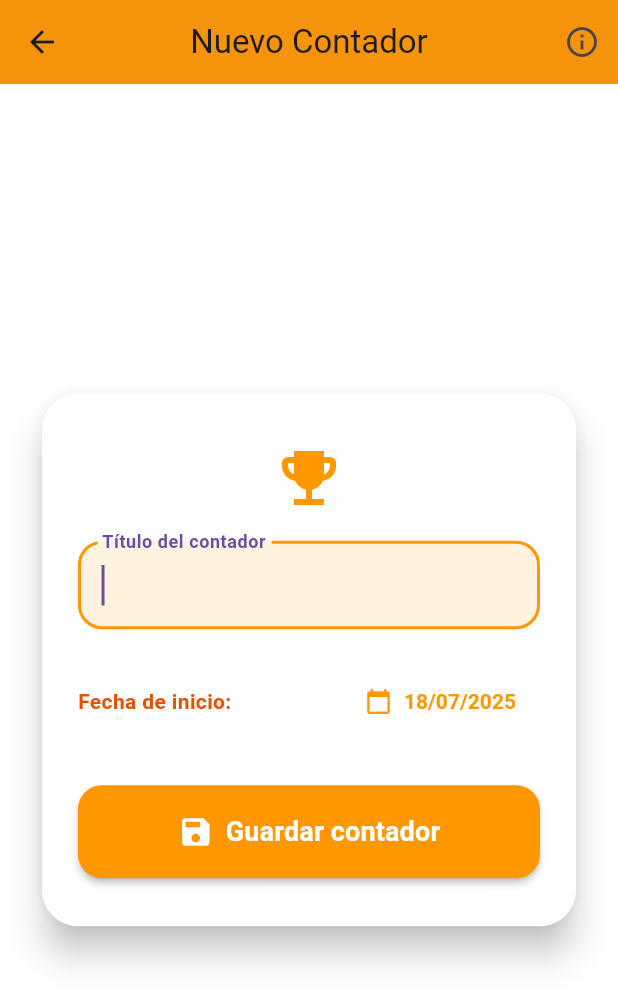
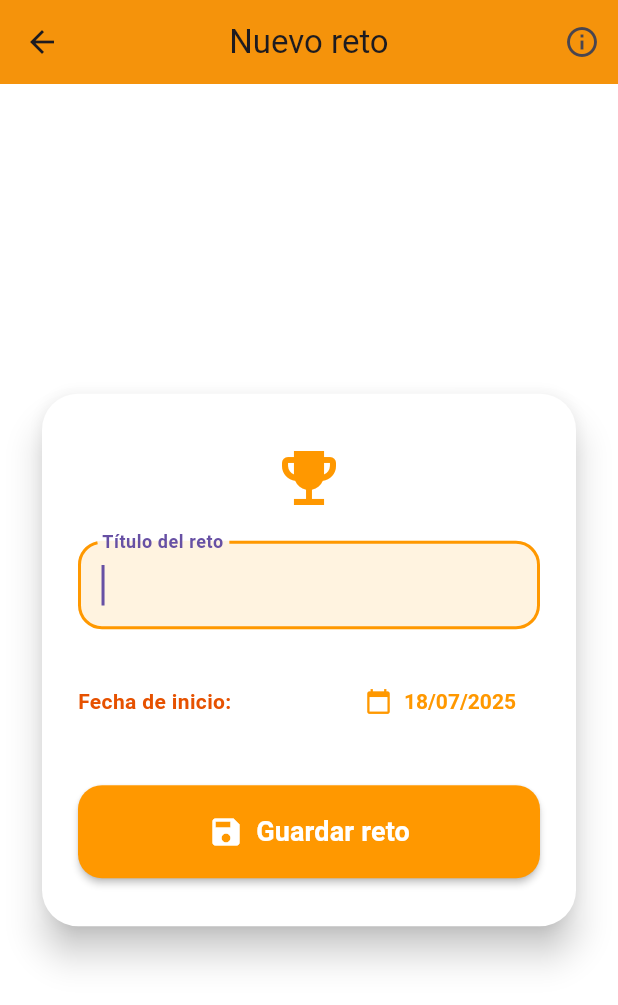
Before and after one commit to Carfer0410/-cuanto-falta-, a Flutter app: the CountersPage screen opened directly, after a tap on the "add" icon, on a phone screen of 412 x 824 dp. Shown: the top 1005 px of the screen. Run offline on Flutter 3.47's test engine with Material 3 defaults, Android fonts, the phone set to English and light mode, and no system bars; our stand-ins replace shared_preferences, sqflite; accounts and stored records are empty.

Commit message:
puliendo detalles pantalla principal #7

```diff
--- a/lib/add_counter_page.dart
+++ b/lib/add_counter_page.dart
@@ -57,7 +57,7 @@ class _AddCounterPageState extends State<AddCounterPage> {
     return Scaffold(
       backgroundColor: Colors.white,
       appBar: AppBar(
-        title: const Text('Nuevo Contador'),
+        title: const Text('Nuevo reto'),
         centerTitle: true,
         backgroundColor: Colors.orange,
         elevation: 2,
@@ -116,7 +116,7 @@ class _AddCounterPageState extends State<AddCounterPage> {
                       TextFormField(
                         controller: _titleController,
                         decoration: InputDecoration(
-                          labelText: 'Título del contador',
+                          labelText: 'Título del reto',
                           labelStyle: const TextStyle(
                             fontWeight: FontWeight.bold,
                           ),
@@ -193,7 +193,7 @@ class _AddCounterPageState extends State<AddCounterPage> {
                           onPressed: _saveCounter,
                           icon: const Icon(Icons.save, size: 24),
                           label: const Text(
-                            'Guardar contador',
+                            'Guardar reto',
                             style: TextStyle(
                               fontSize: 18,
                               fontWeight: FontWeight.bold,
--- a/lib/counters_page.dart
+++ b/lib/counters_page.dart
@@ -88,7 +88,7 @@ class _CountersPageState extends State<CountersPage> {
     return Scaffold(
       backgroundColor: Colors.white,
       appBar: AppBar(
-        title: const Text('Contadores'),
+        title: const Text('Retos'),
         backgroundColor: Colors.orange,
         foregroundColor: Colors.white,
         elevation: 0,
@@ -129,7 +129,7 @@ class _CountersPageState extends State<CountersPage> {
                       const SizedBox(height: 150),
                       Center(
                         child: Text(
-                          'No hay contadores. ¡Agrega uno!',
+                          'No hay retos. ¡Agrega uno!',
                           style: Theme.of(context).textTheme.bodyMedium,
                         ),
                       ),
@@ -323,7 +323,28 @@ class _CountersPageState extends State<CountersPage> {
                                     Icons.delete,
                                     color: Theme.of(context).colorScheme.error,
                                   ),
-                                  onPressed: () => _deleteCounter(index),
+                                  onPressed: () async {
+                                    final confirm = await showDialog<bool>(
+                                      context: context,
+                                      builder: (context) => AlertDialog(
+                                        title: const Text('Eliminar reto'),
+                                        content: const Text('¿Seguro que deseas eliminar este reto? Esta acción no se puede deshacer.'),
+                                        actions: [
+                                          TextButton(
+                                            onPressed: () => Navigator.of(context).pop(false),
+                                            child: const Text('Cancelar'),
+                                          ),
+                                          TextButton(
+                                            onPressed: () => Navigator.of(context).pop(true),
+                                            child: const Text('Eliminar', style: TextStyle(color: Colors.red)),
+                                          ),
+                                        ],
+                                      ),
+                                    );
+                                    if (confirm == true) {
+                                      _deleteCounter(index);
+                                    }
+                                  },
                                 ),
                               ],
                             ),
--- a/lib/root_page.dart
+++ b/lib/root_page.dart
@@ -53,7 +53,7 @@ class _RootPageState extends State<RootPage> {
         onTap: _onItemTapped,
         items: const [
           BottomNavigationBarItem(icon: Icon(Icons.home), label: 'Inicio'),
-          BottomNavigationBarItem(icon: Icon(Icons.timer), label: 'Contadores'),
+          BottomNavigationBarItem(icon: Icon(Icons.timer), label: 'Retos'),
           BottomNavigationBarItem(icon: Icon(Icons.settings), label: 'Ajustes'),
         ],
       ),
--- a/lib/settings_page.dart
+++ b/lib/settings_page.dart
@@ -51,7 +51,7 @@ class SettingsPage extends StatelessWidget {
           const Divider(),
           ListTile(
             leading: const Icon(Icons.timer),
-            title: const Text('Contadores de días'),
+            title: const Text(' de días'),
             subtitle: const Text('Días sin fumar, sin beber, etc.'),
             onTap: () {
               Navigator.push(
```
